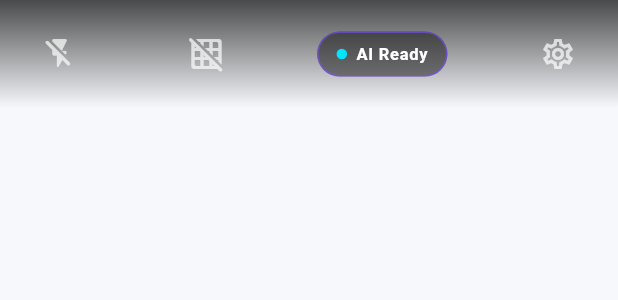
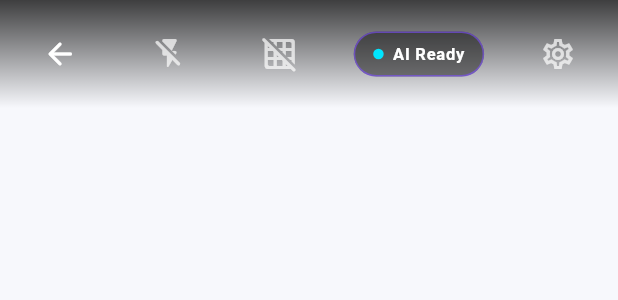
Before and after one commit to shakyamtech/PoseCam, a Flutter app: the CameraTopBar widget shown alone on an empty page, opened directly, on a phone screen of 412 x 824 dp. Shown: the top 300 px of the screen. Run offline on Flutter 3.47's test engine with Material 3 defaults, Android fonts, the light colour scheme and no system bars; our stand-ins replace camera, equatable, flutter_riverpod, go_router, permission_handler, shared_preferences; missing offline and left inert: dart:html, dart:ui_web; accounts and stored records are empty.

Commit message:
feat(camera): add Back to Home button to CameraTopBar and enable Web photo capture preview

```diff
--- a/lib/features/camera/presentation/widgets/camera_top_bar.dart
+++ b/lib/features/camera/presentation/widgets/camera_top_bar.dart
@@ -7,7 +7,7 @@ import '../../../../core/constants/app_typography.dart';
 import '../../../../core/routes/route_names.dart';
 import '../../../../providers/camera_provider.dart';
 
-/// Glassmorphic Google Pixel style Top Bar for Camera Controls.
+/// Glassmorphic Google Pixel style Top Bar for Camera Controls with Back button.
 class CameraTopBar extends ConsumerWidget {
   const CameraTopBar({super.key});
 
@@ -46,7 +46,7 @@ class CameraTopBar extends ConsumerWidget {
       decoration: BoxDecoration(
         gradient: LinearGradient(
           colors: [
-            Colors.black.withOpacity(0.7),
+            Colors.black.withValues(alpha: 0.75),
             Colors.transparent,
           ],
           begin: Alignment.topCenter,
@@ -58,6 +58,23 @@ class CameraTopBar extends ConsumerWidget {
         child: Row(
           mainAxisAlignment: MainAxisAlignment.spaceBetween,
           children: [
+            // Back to Home Button
+            IconButton(
+              icon: const Icon(
+                Icons.arrow_back_rounded,
+                color: Colors.white,
+                size: 24,
+              ),
+              onPressed: () {
+                if (context.canPop()) {
+                  context.pop();
+                } else {
+                  context.goNamed(RouteNames.home);
+                }
+              },
+              tooltip: 'Back to Home',
+            ),
+
             // Flash Toggle Button
             IconButton(
               icon: Icon(
@@ -84,10 +101,10 @@ class CameraTopBar extends ConsumerWidget {
             Container(
               padding: const EdgeInsets.symmetric(horizontal: 12, vertical: 6),
               decoration: BoxDecoration(
-                color: Colors.black.withOpacity(0.45),
+                color: Colors.black.withValues(alpha: 0.45),
                 borderRadius: BorderRadius.circular(20),
                 border: Border.all(
-                  color: AppColors.primary.withOpacity(0.6),
+                  color: AppColors.primary.withValues(alpha: 0.6),
                   width: 1,
                 ),
               ),
```
Also changed, not shown: lib/features/camera/presentation/controllers/camera_notifier.dart (+15 -1 lines).
